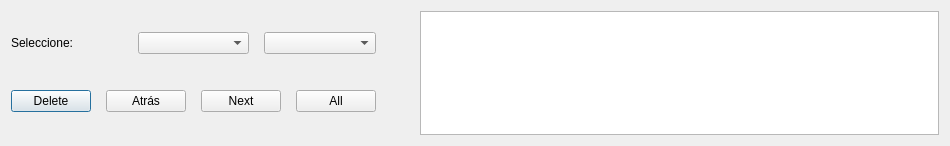
Qt form ui/Visualizador.ui (DaniCaballero/ide) before a commit.
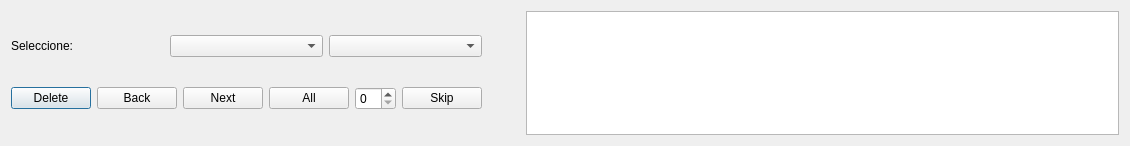
The same form after that commit.

Commit message: skip added to visualizer

Diff of the .ui file:
```diff
--- a/ui/Visualizador.ui
+++ b/ui/Visualizador.ui
@@ -6,7 +6,7 @@
    <rect>
     <x>0</x>
     <y>0</y>
-    <width>950</width>
+    <width>1130</width>
     <height>146</height>
    </rect>
   </property>
@@ -15,12 +15,9 @@
   </property>
   <layout class="QVBoxLayout" name="verticalLayout_2">
    <item>
-    <layout class="QHBoxLayout" name="horizontalLayout_3">
+    <layout class="QHBoxLayout" name="horizontalLayout_4">
      <item>
       <layout class="QVBoxLayout" name="verticalLayout">
-       <property name="spacing">
-        <number>15</number>
-       </property>
        <item>
         <layout class="QHBoxLayout" name="horizontalLayout_2">
          <item>
@@ -40,9 +37,6 @@
        </item>
        <item>
         <layout class="QHBoxLayout" name="horizontalLayout">
-         <property name="spacing">
-          <number>15</number>
-         </property>
          <item>
           <widget class="QPushButton" name="del_btn">
            <property name="text">
@@ -53,7 +47,7 @@
          <item>
           <widget class="QPushButton" name="back_btn">
            <property name="text">
-            <string>Atrás</string>
+            <string>Back</string>
            </property>
           </widget>
          </item>
@@ -71,6 +65,20 @@
            </property>
           </widget>
          </item>
+         <item>
+          <layout class="QHBoxLayout" name="horizontalLayout_3">
+           <item>
+            <widget class="QSpinBox" name="skip_value"/>
+           </item>
+           <item>
+            <widget class="QPushButton" name="skip_btn">
+             <property name="text">
+              <string>Skip</string>
+             </property>
+            </widget>
+           </item>
+          </layout>
+         </item>
         </layout>
        </item>
       </layout>
@@ -92,7 +100,11 @@
       </spacer>
      </item>
      <item>
-      <widget class="QTextEdit" name="side_textbox"/>
+      <widget class="QTextEdit" name="side_textbox">
+       <property name="readOnly">
+        <bool>true</bool>
+       </property>
+      </widget>
      </item>
     </layout>
    </item>
```
The commit also changes 16 other files.
